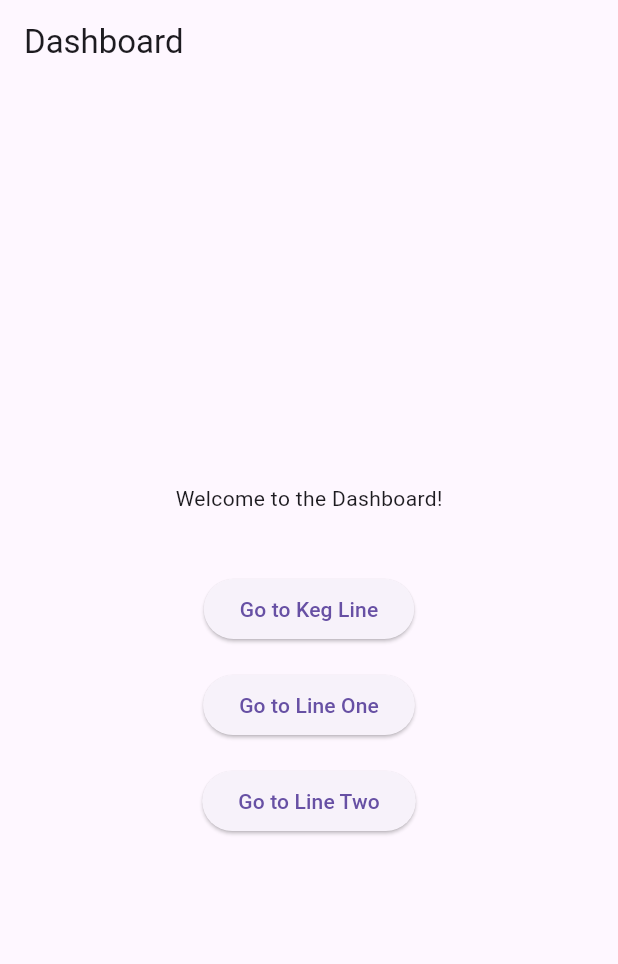
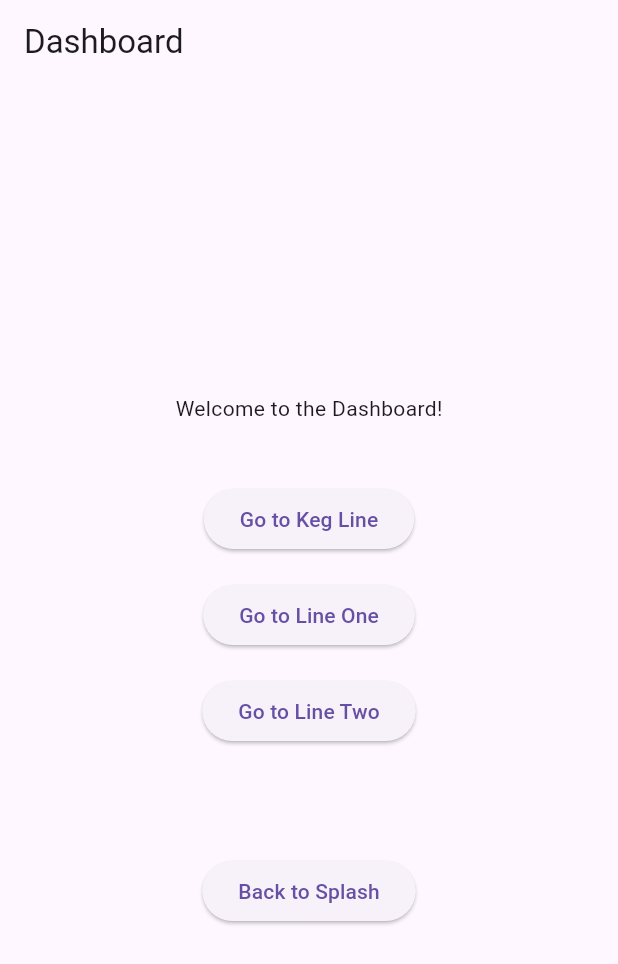
Before and after one commit to AbaHatschi/titration_app, a Flutter app: the DashboardView screen opened by its route, on a phone screen of 412 x 824 dp. Shown: the top 964 px of the screen. Run offline on Flutter 3.47's test engine with Material 3 defaults, Android fonts, the phone set to English and light mode, and no system bars; our stand-ins replace freezed_annotation, go_router, sembast, shared_preferences; accounts and stored records are empty; project files that could hold a hidden picture were left out.

Commit message:
Troubleshooting routing

```diff
--- a/lib/src/ui/features/dashboard/view_model/dashboard_view_model.dart
+++ b/lib/src/ui/features/dashboard/view_model/dashboard_view_model.dart
@@ -19,4 +19,8 @@ class DashboardViewModel extends ChangeNotifier {
   void onLineTwoButtonPressed() {
     navigateTo.value = RoutePath.lineTwo;
   }
+
+  void onSplashButtonPressed() {
+    navigateTo.value = RoutePath.splash;
+  }
 }
--- a/lib/src/ui/features/dashboard/widgets/dashboard_view.dart
+++ b/lib/src/ui/features/dashboard/widgets/dashboard_view.dart
@@ -29,6 +29,8 @@ class DashboardView extends StatelessWidget {
                         LineOneRoute().go(context);
                       case RoutePath.lineTwo:
                         LineTwoRoute().go(context);
+                      case RoutePath.splash:
+                        SplashRoute().go(context);
                     }
                     dashboardViewModel.navigateTo.value = null;
                   });
@@ -50,16 +52,23 @@ class DashboardView extends StatelessWidget {
                         const SizedBox(height: 16),
                         ElevatedButton(
                           onPressed: () {
-                            // Additional button action can be added here
+                            dashboardViewModel.onLineOneButtonPressed();
                           },
                           child: const Text('Go to Line One'),
                         ),
                         const SizedBox(height: 16),
                         ElevatedButton(
                           onPressed: () {
-                            // Additional button action can be added here
+                            dashboardViewModel.onLineTwoButtonPressed();
                           },
                           child: const Text('Go to Line Two'),
+                        ),
+                        const SizedBox(height: 72),
+                        ElevatedButton(
+                          onPressed: () {
+                            dashboardViewModel.onSplashButtonPressed();
+                          },
+                          child: const Text('Back to Splash'),
                         ),
                       ],
                     ),
```
